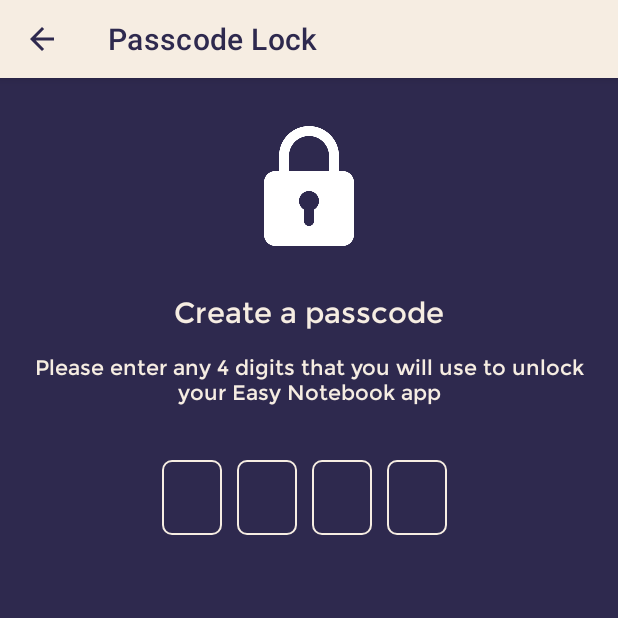
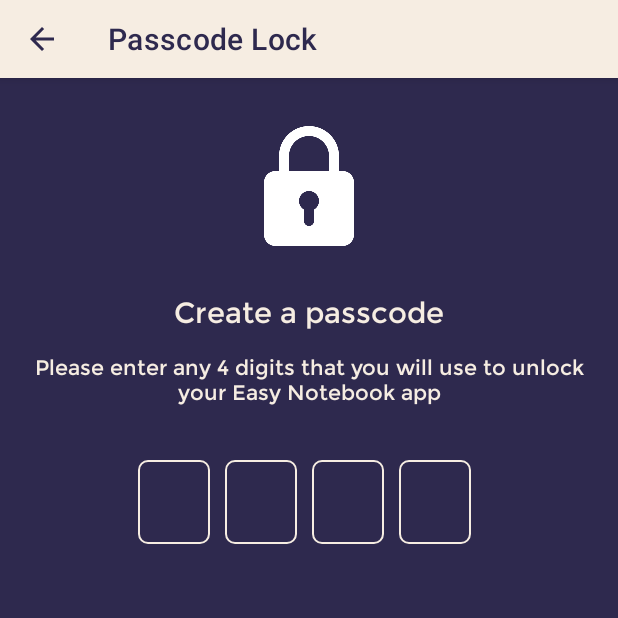
Before and after one commit to yurasika25/NoteBook, an Android app: the fragment FragmentAddPassword placed in its activity, on a phone screen of 412 x 824 dp, the top half of it. Run offline under Robolectric (Android 15) with nearby library versions, the phone set to English and light mode, and no system bars.

Commit message:
localization issue, minor changes

```diff
--- a/app/src/main/java/com/notes/easynotebook/main/MainActivity.kt
+++ b/app/src/main/java/com/notes/easynotebook/main/MainActivity.kt
@@ -31,12 +31,12 @@ class MainActivity : AppCompatActivity() {
     }
 
     fun goToFragmentAddNote() {
-        replaceFragment(FragmentAddNote(), true)
+        replaceFragment(FragmentAddNote(), addStack = true, isAnimation = true)
     }
     fun goToMainFragment() {
         replaceFragment(FragmentMainList(), false)
     }
     fun goToPasscodeLockFragment() {
-        replaceFragment(FragmentAddPassword(), true, isAnimation = true)
+        replaceFragment(FragmentAddPassword(), addStack = true, isAnimation = true)
     }
 }
--- a/app/src/main/java/com/notes/easynotebook/ui/FragmentAddPassword.kt
+++ b/app/src/main/java/com/notes/easynotebook/ui/FragmentAddPassword.kt
@@ -11,6 +11,7 @@ import android.widget.EditText
 import androidx.core.view.isVisible
 import androidx.core.widget.doOnTextChanged
 import androidx.lifecycle.coroutineScope
+import androidx.lifecycle.lifecycleScope
 import com.notes.easynotebook.R
 import com.notes.easynotebook.base.BaseFragment
 import com.notes.easynotebook.databinding.FrgAddPasswordBinding
@@ -42,7 +43,11 @@ class FragmentAddPassword : BaseFragment() {
         super.onViewCreated(view, savedInstanceState)
 
         binding.apply {
-            showKeyBoard()
+            lifecycleScope.launch {
+                Dispatchers.IO
+                delay(300)
+                showKeyBoard()
+            }
             etOtp1.requestFocus()
             focusNextEdit(etOtp1, etOtp2)
             focusNextEdit(etOtp2, etOtp3)
--- a/app/src/main/res/layout/frg_add_password.xml
+++ b/app/src/main/res/layout/frg_add_password.xml
@@ -18,11 +18,12 @@
             android:layout_height="52dp"
             android:background="@color/my_fon"
             android:elevation="4dp"
+            android:contentDescription="@string/default_web_client_id"
             app:layout_constraintEnd_toEndOf="parent"
             app:layout_constraintStart_toStartOf="parent"
             app:layout_constraintTop_toTopOf="parent"
             app:navigationIcon="@drawable/ic_baseline_arrow_back"
-            app:title="Passcode Lock"
+            app:title="@string/passcode_lock"
             app:titleTextColor="@color/note_book_color_main_fon" />
 
 
--- a/app/src/main/res/menu/menu.xml
+++ b/app/src/main/res/menu/menu.xml
@@ -11,11 +11,13 @@
             <item
                 android:id="@+id/menu_privacy_policy"
                 android:title="@string/p_pol"
+                android:contentDescription="@string/p_pol"
                 app:showAsAction="never" />
 
             <item
                 android:id="@+id/menu_password"
-                android:title="Passcode Lock"
+                android:contentDescription="@string/passcode_lock"
+                android:title="@string/passcode_lock"
                 app:showAsAction="never" />
         </menu>
     </item>
--- a/app/src/main/res/values/strings.xml
+++ b/app/src/main/res/values/strings.xml
@@ -17,4 +17,5 @@
     <string name="passcodes_don_t_match_please_try_again">Passcodes don\'t match. Please try again</string>
     <string name="enter_your_passcode">Enter your Easy NoteBook passcode</string>
     <string name="incorrect_passcode">Passcode is incorrect!</string>
+    <string name="passcode_lock">Passcode Lock</string>
 </resources>
--- a/app/src/main/res/values/style.xml
+++ b/app/src/main/res/values/style.xml
@@ -32,12 +32,13 @@
     </style>
 
     <style name="OtpInput">
-        <item name="android:layout_width">40dp</item>
-        <item name="android:layout_height">50dp</item>
+        <item name="android:layout_width">48dp</item>
+        <item name="android:layout_height">56dp</item>
         <item name="android:textColor">@color/color_white</item>
         <item name="android:layout_marginStart">2dp</item>
         <item name="android:layout_marginEnd">8dp</item>
         <item name="android:maxLength">1</item>
+        <item name="android:textSize">22sp</item>
         <item name="android:background">@drawable/password_input</item>
         <item name="android:paddingTop">12dp</item>
         <item name="android:paddingBottom">12dp</item>
```
Also changed, not shown: app/src/main/java/com/notes/easynotebook/ui/FragmentAddNote.kt (+9 -1 lines), 2 other files.
